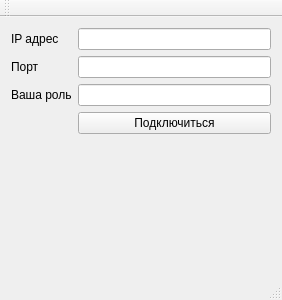
This is QTCPClient/mainwindow.ui in RaideNetSquad/remote_administration as Qt 5 draws it before an edit. The edited form follows.
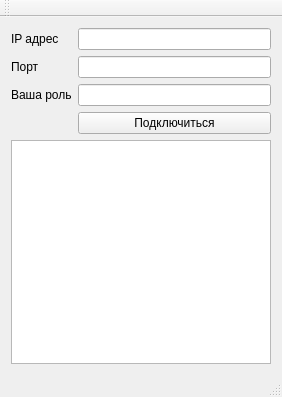
This is the edited form.

The edit to the form file:
```diff
--- a/QTCPClient/mainwindow.ui
+++ b/QTCPClient/mainwindow.ui
@@ -7,7 +7,7 @@
     <x>0</x>
     <y>0</y>
     <width>282</width>
-    <height>300</height>
+    <height>397</height>
    </rect>
   </property>
   <property name="windowTitle">
@@ -68,6 +68,9 @@
       </item>
      </layout>
     </item>
+    <item row="1" column="0">
+     <widget class="QTextBrowser" name="textBrowser_receivedMessages"/>
+    </item>
    </layout>
   </widget>
   <widget class="QMenuBar" name="menuBar">
```
